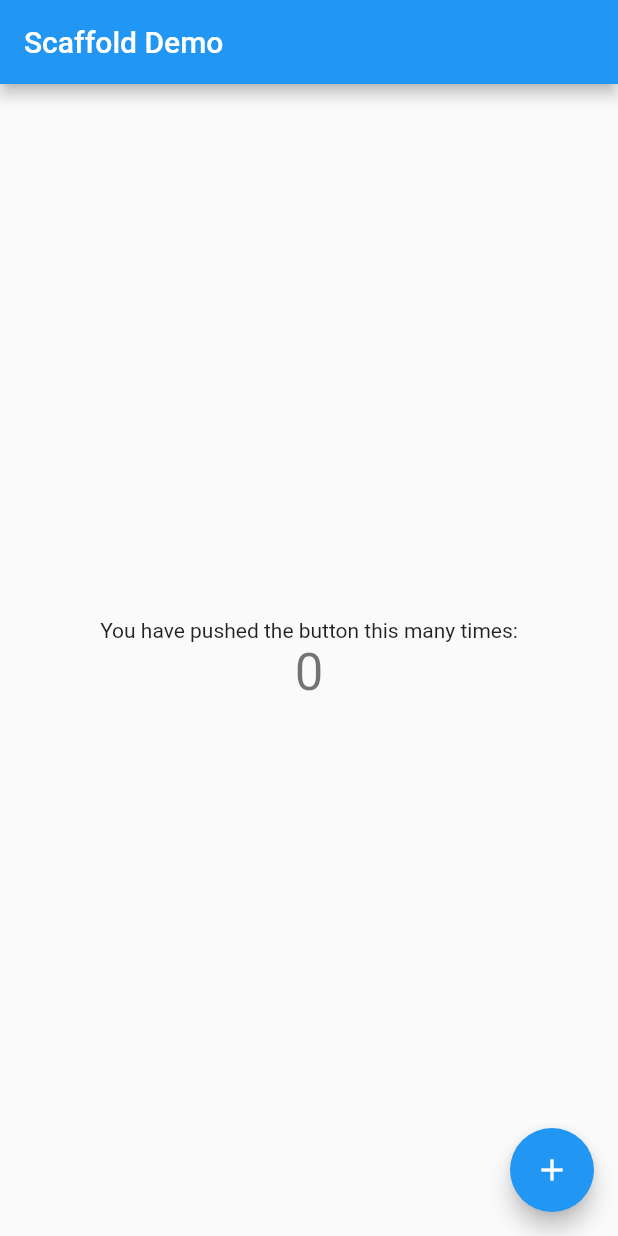
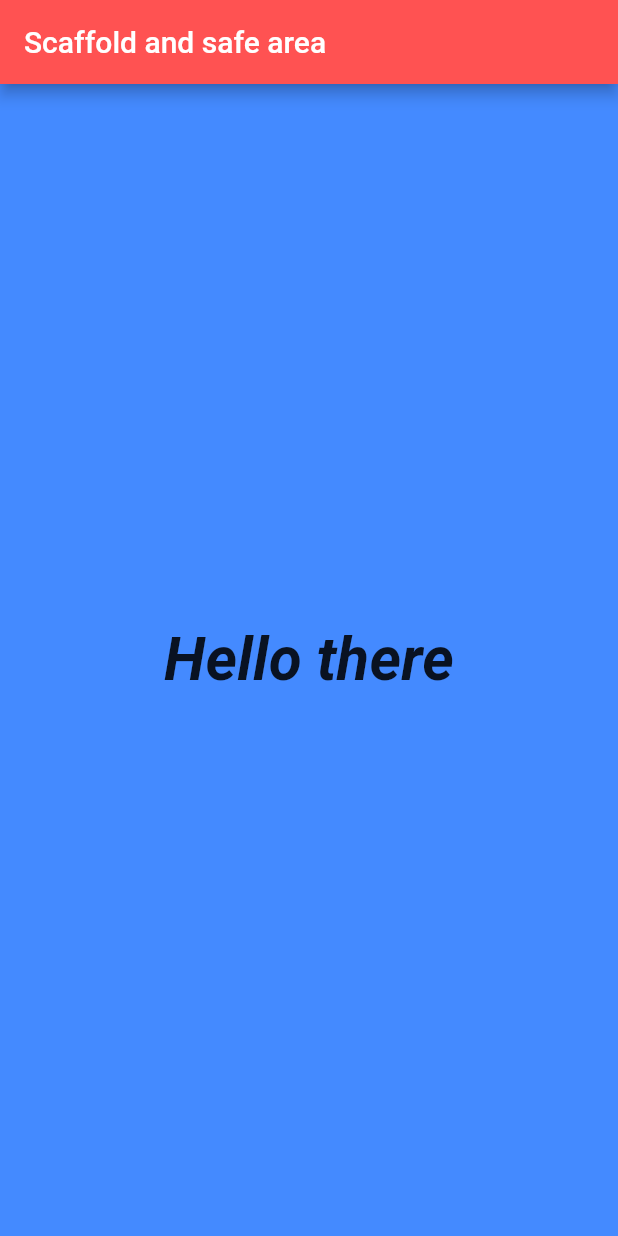
Before and after one commit to 1NT18IS076/1NT18IS076_kaushal_B_haLab, a Flutter app: the screen it shows after launch, on a phone screen of 412 x 824 dp. Run offline on Flutter 3.47's test engine with Material 2 defaults, Android fonts, the light colour scheme and no system bars.

Commit message:
finish flutter prog 1

```diff
--- a/flutter/scaffold_and_safearea/lib/main.dart
+++ b/flutter/scaffold_and_safearea/lib/main.dart
@@ -1,3 +1,5 @@
+import 'dart:ui';
+
 import 'package:flutter/material.dart';
 
 void main() {
@@ -10,59 +12,95 @@ class MyApp extends StatelessWidget {
   @override
   Widget build(BuildContext context) {
     return MaterialApp(
-      title: 'Scaffold Demo',
+      title: 'Scaffold and safe area',
       theme: ThemeData(
         primarySwatch: Colors.blue,
       ),
-      home: const MyHomePage(title: 'Scaffold Demo'),
+      home: const WithScaffoldAndSafearea(),
     );
   }
 }
 
-class MyHomePage extends StatefulWidget {
-  const MyHomePage({Key? key, required this.title}) : super(key: key);
-
-  final String title;
-
-  @override
-  State<MyHomePage> createState() => _MyHomePageState();
-}
-
-class _MyHomePageState extends State<MyHomePage> {
-  int _counter = 0;
-
-  void _incrementCounter() {
-    setState(() {
-      _counter++;
-    });
-  }
+class WithoutSafearea extends StatelessWidget {
+  const WithoutSafearea({Key? key}) : super(key: key);
 
   @override
   Widget build(BuildContext context) {
-    return SafeArea(
-        child: Scaffold(
+    return const Text(
+      "Without safe area",
+      textAlign: TextAlign.center,
+      style: TextStyle(
+          fontSize: 40,
+          fontWeight: FontWeight.w800,
+          color: Colors.deepOrangeAccent),
+    );
+  }
+}
+
+class WithSafearea extends StatelessWidget {
+  const WithSafearea({Key? key}) : super(key: key);
+
+  @override
+  Widget build(BuildContext context) {
+    return const SafeArea(
+      child: Text(
+        "With safe area",
+        textAlign: TextAlign.center,
+        style: TextStyle(
+            fontSize: 40,
+            fontWeight: FontWeight.w800,
+            color: Colors.deepOrangeAccent),
+      ),
+    );
+  }
+}
+
+class WithScaffold extends StatelessWidget {
+  const WithScaffold({Key? key}) : super(key: key);
+
+  @override
+  Widget build(BuildContext context) {
+    return Scaffold(
       appBar: AppBar(
-        title: Text(widget.title),
+        title: const Text('Scaffold and safe area'),
+        backgroundColor: Colors.redAccent,
       ),
-      body: Center(
-        child: Column(
-          mainAxisAlignment: MainAxisAlignment.center,
-          children: <Widget>[
-            const Text(
-              'You have pushed the button this many times:',
-            ),
-            Text(
-              '$_counter',
-              style: Theme.of(context).textTheme.headline4,
-            ),
-          ],
+      backgroundColor: Colors.blueAccent,
+      body: const Center(
+        child: Text(
+          'Hello there',
+          style: TextStyle(
+              fontSize: 40,
+              fontStyle: FontStyle.italic,
+              fontWeight: FontWeight.bold),
         ),
       ),
-      floatingActionButton: FloatingActionButton(
-        onPressed: _incrementCounter,
-        tooltip: 'Increment',
-        child: const Icon(Icons.add),
-      ),
-    ));
+    );
   }
 }
+
+class WithScaffoldAndSafearea extends StatelessWidget {
+  const WithScaffoldAndSafearea({Key? key}) : super(key: key);
+
+  @override
+  Widget build(BuildContext context) {
+    return Scaffold(
+      appBar: AppBar(
+        title: const Text('Scaffold and safe area'),
+        backgroundColor: Colors.redAccent,
+      ),
+      backgroundColor: Colors.blueAccent,
+      body: const SafeArea(
+        child: Center(
+          child: Text(
+            'Hello there',
+            style: TextStyle(
+                fontSize: 40,
+                fontStyle: FontStyle.italic,
+                fontWeight: FontWeight.bold),
+          ),
+        ),
+      ),
+    );
+  }
+}
```
Also changed, not shown: flutter/scaffold_and_safearea/pubspec.lock.
